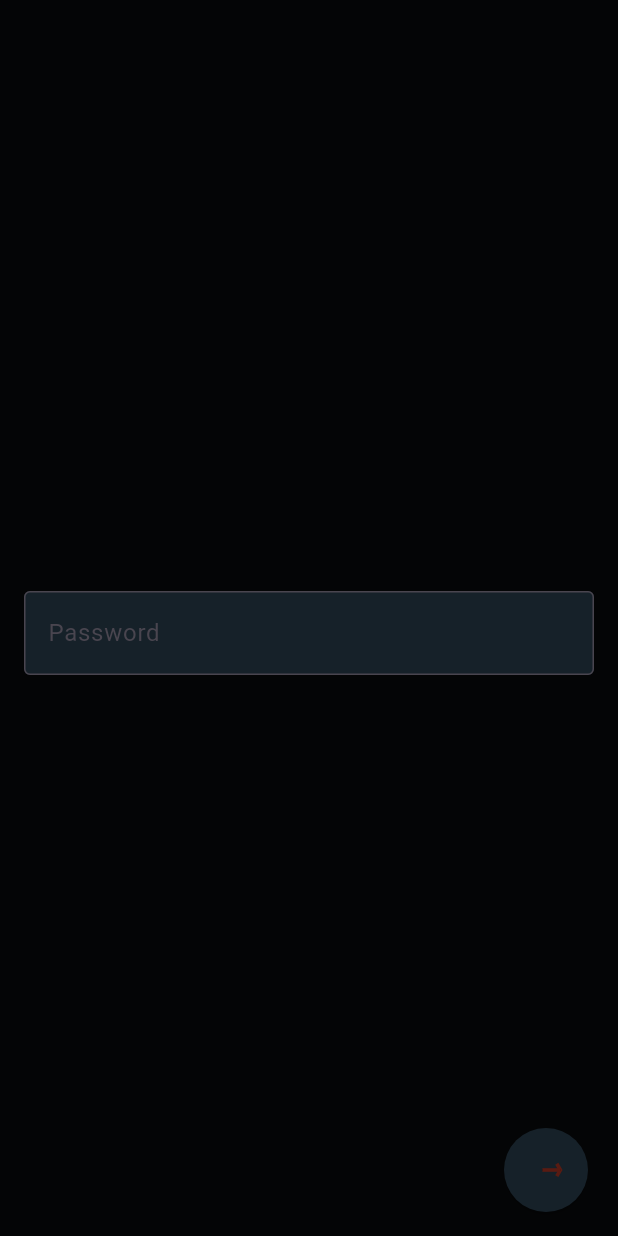
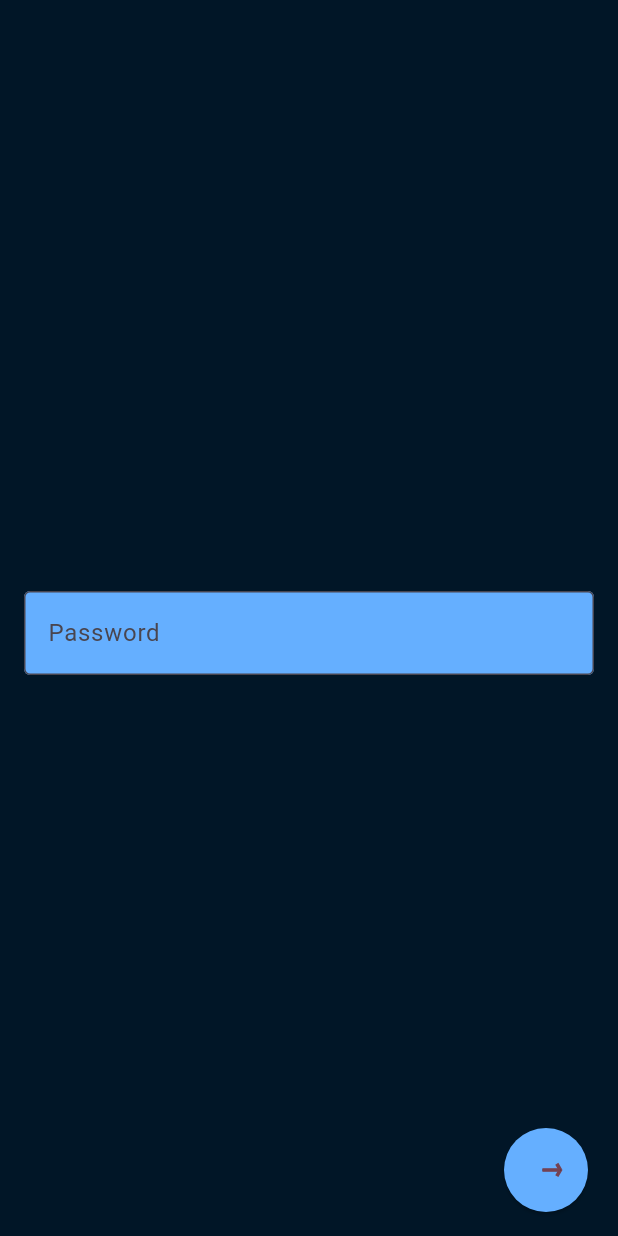
Before and after one commit to mukundsrinivasb/RideTracker, a Flutter app: the ResetPasswordScreen screen opened by its route, on a phone screen of 412 x 824 dp. Run offline on Flutter 3.47's test engine with Material 3 defaults, Android fonts, the phone set to English and light mode, and no system bars; our stand-ins replace flutter_svg, logger; missing offline and left inert: amplify_auth_cognito, amplify_flutter.

```diff
--- a/lib/Styles/color.dart
+++ b/lib/Styles/color.dart
@@ -2,8 +2,8 @@ import 'dart:ui';
 
 class DarkTheme {
   final Color _primaryBackground = const Color.fromRGBO(1, 22, 39, 1);
-  final Color _textBackground = const Color.fromRGBO(101, 175, 255, 1);
+  final Color _textAndButtonBackground = const Color.fromRGBO(101, 175, 255, 1);
 
   get getPrimaryBackground => _primaryBackground;
-  get getTextBackground => _textBackground;
+  get getTextBackground => _textAndButtonBackground;
 }
--- a/lib/Widgets/login_button.dart
+++ b/lib/Widgets/login_button.dart
@@ -18,7 +18,7 @@ class LoginButton extends StatelessWidget {
       style: ElevatedButton.styleFrom(
           padding: const EdgeInsets.all(16.0),
           shape: const CircleBorder(eccentricity: 0),
-          backgroundColor: const Color.fromRGBO(22, 33, 41, 1)),
+          backgroundColor: const Color.fromRGBO(101, 175, 255, 1)),
       child: SvgPicture.asset(svgAsset, width: 24, height: 24),
     );
   }
--- a/lib/Widgets/reset_password.dart
+++ b/lib/Widgets/reset_password.dart
@@ -1,5 +1,6 @@
 import 'package:flutter/material.dart';
 import 'package:logger/logger.dart';
+import 'package:ridetracker/Styles/color.dart';
 import 'package:ridetracker/Widgets/login_button.dart';
 
 //Set a new password after the first authentication into aws amplify
@@ -17,12 +18,13 @@ class ResetPasswordScreenState extends State<ResetPasswordScreen> {
   @override
   Widget build(BuildContext context) {
     final logger = Logger();
+    DarkTheme darkTheme = DarkTheme();
     //The name of the user is sent to this screen from the login screen
     final String? userName =
         ModalRoute.of(context)?.settings.arguments as String?;
     final TextEditingController passwordController = TextEditingController();
     return Scaffold(
-      backgroundColor: const Color.fromRGBO(4, 5, 6, 1),
+      backgroundColor: darkTheme.getPrimaryBackground,
       body: Stack(
         children: [
           Padding(
@@ -38,7 +40,7 @@ class ResetPasswordScreenState extends State<ResetPasswordScreen> {
                     labelText: 'Password',
                     border: OutlineInputBorder(),
                     filled: true,
-                    fillColor: Color.fromRGBO(22, 33, 41, 1),
+                    fillColor: Color.fromRGBO(101, 175, 255, 1),
                   ),
                 ),
               ],
@@ -52,9 +54,9 @@ class ResetPasswordScreenState extends State<ResetPasswordScreen> {
                 svgAsset: 'assets/login_arrow.svg',
                 onPressed: () {
                   //If the change is successful
-                  Map userName =
-                      ModalRoute.of(context)?.settings.arguments as Map;
-                  logger.i('The username sent was $userName');
+                  // Map userName =
+                  //     ModalRoute.of(context)?.settings.arguments as Map;
+                  logger.i('The new password was set');
                 },
               ),
             ),
--- a/lib/login_screen.dart
+++ b/lib/login_screen.dart
@@ -12,11 +12,12 @@ class LoginScreen extends StatelessWidget {
   Widget build(BuildContext context) {
     Logger logger = Logger();
     DarkTheme darkTheme = DarkTheme();
+    String userName;
     Future navigateToNewPasswordPage(SignInResult signInStatus) async {
       Map<String, String> attributes = mapUserAttributes(signInStatus);
-      String? userName = attributes['preferred_username'];
       logger.i('The attributes are $attributes');
-      logger.i('The user name is $userName');
+      String? userName = attributes["preferred_username"];
+
       if (signInStatus.nextStep.signInStep ==
           AuthSignInStep.confirmSignInWithNewPassword) {
         Navigator.pushNamed(context, '/reset_password', arguments: userName);
```
Also changed, not shown: lib/AWS/auth.dart (+6 -1 lines), assets/login_arrow.svg.
